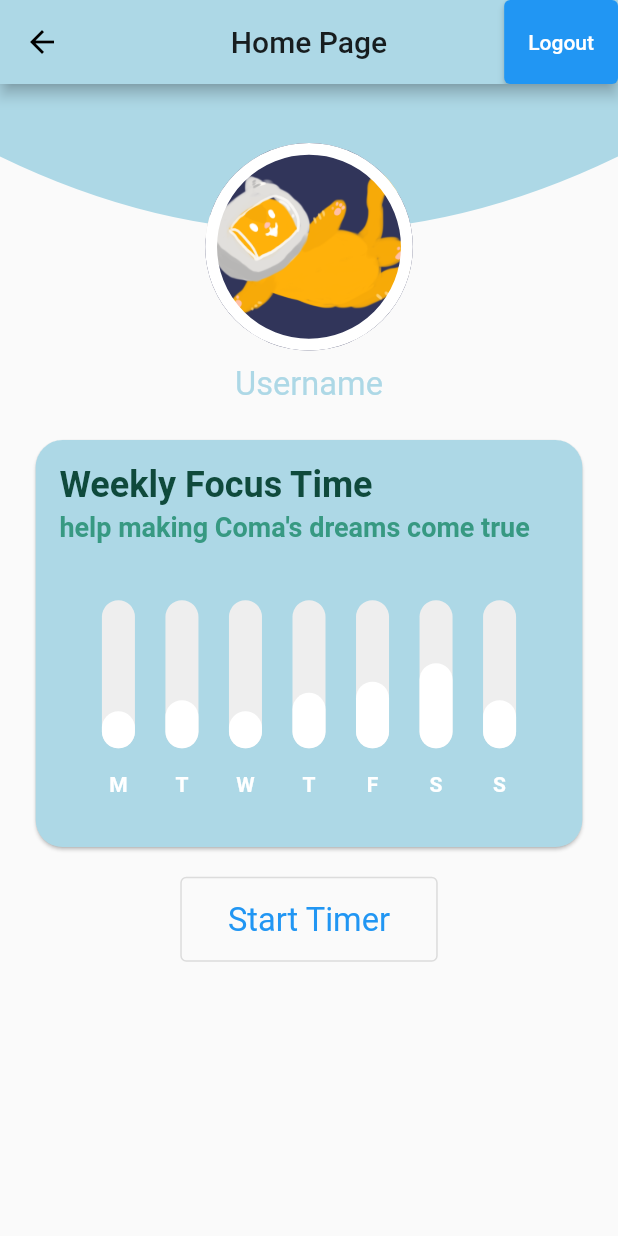
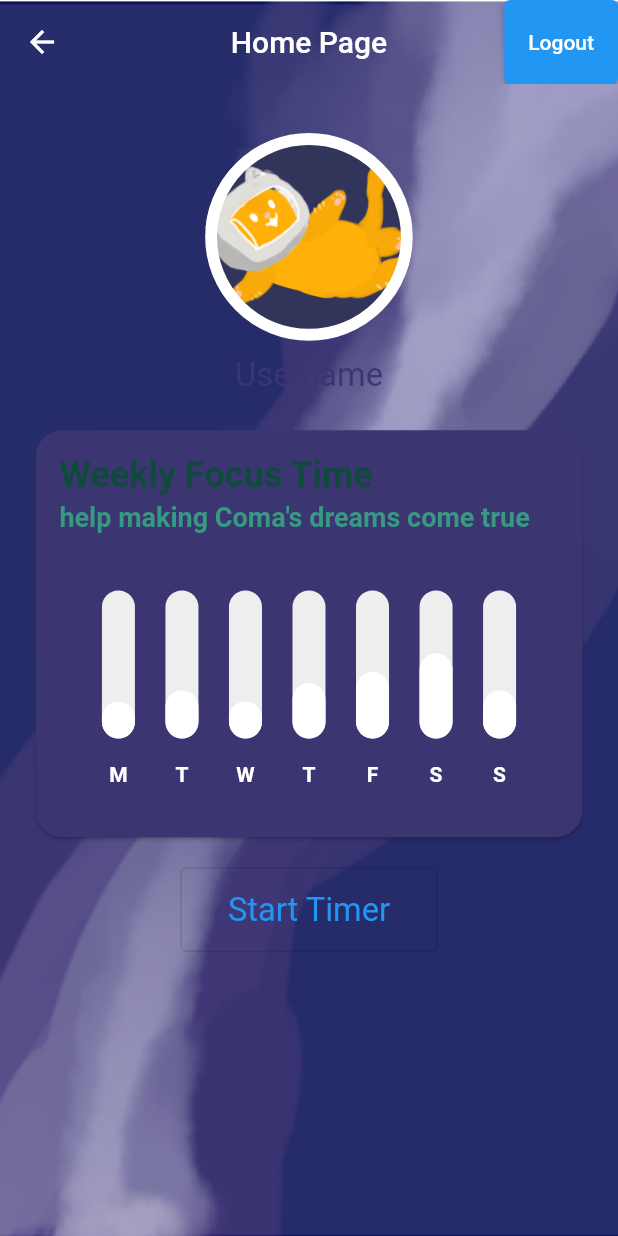
Before and after one commit to Pulpy-y/cosmocat, a Flutter app: the HomePage screen opened directly, on a phone screen of 412 x 824 dp. Run offline on Flutter 3.47's test engine with Material 2 defaults, Android fonts, the phone set to English and light mode, and no system bars; drawn by our look-alikes of fl_chart; our stand-ins replace firebase_auth, firebase_core; accounts and stored records are empty.

Commit message:
change backgound of homepage

```diff
--- a/lib/Signup/sign_up.dart
+++ b/lib/Signup/sign_up.dart
@@ -10,6 +10,7 @@ class SignUpScreen extends StatelessWidget {
       resizeToAvoidBottomInset: false, //fix pixel overflow
       appBar: AppBar(
         backgroundColor: Colors.transparent,
+        elevation: 0,
         title: Text("Sign Up", style: TextStyle(color: Colors.white)),
         centerTitle: true,
       ),
--- a/lib/constant.dart
+++ b/lib/constant.dart
@@ -1,6 +1,6 @@
 import 'package:flutter/material.dart';
 
-const primaryColor = Color.fromARGB(255, 173, 216, 230);
+const primaryColor = Color.fromARGB(255, 59, 53, 114);
 const String animal_profile_path = "assets/image/animal_profile/";
 const themePrimaryColor = Color.fromARGB(255, 80, 53, 169);
 const themeSecondaryColor = Color.fromARGB(255, 194, 188, 243);
--- a/lib/home/body.dart
+++ b/lib/home/body.dart
@@ -3,6 +3,7 @@ import 'package:cosmocat/time_setter/time_setter_page.dart';
 import 'package:flutter/cupertino.dart';
 import 'package:flutter/material.dart';
 import 'package:cosmocat/size_config.dart';
+import '../backgroud.dart';
 import 'chart.dart';
 
 class Body extends StatelessWidget {
@@ -10,14 +11,17 @@ class Body extends StatelessWidget {
   Widget build(BuildContext context) {
     double defaultSize = SizeConfig.defaultSize!;
 
-    return Column(
+    return Background(
+        child: Padding(
+            padding: EdgeInsets.only(top: defaultSize * 5),
+            child: Column(
               children: <Widget>[
                 Info(name: "Username", image: "assets/image/coma_as.png"),
                 Chart(),
                 OutlinedButton(
                   onPressed: () {
-            Navigator.push(
-                context, MaterialPageRoute(builder: (_) => TimeSetter()));
+                    Navigator.push(context,
+                        MaterialPageRoute(builder: (_) => TimeSetter()));
                   },
                   child: Padding(
                       padding: EdgeInsets.all(defaultSize * 1.6),
@@ -28,6 +32,6 @@ class Body extends StatelessWidget {
                   )),
                 )
               ],
-    );
+            )));
   }
 }
--- a/lib/home/home_page.dart
+++ b/lib/home/home_page.dart
@@ -11,15 +11,23 @@ class HomePage extends StatelessWidget {
   Widget build(BuildContext context) {
     SizeConfig().init(context);
     return Scaffold(
-      appBar: AppBar(
-        title: Text("Home Page"),
-        centerTitle: true,
-        actions: [ElevatedButton(child: Text('Logout'),onPressed: (){
-          auth.signOut();
-          Navigator.of(context).pushReplacement(MaterialPageRoute(builder: (context) => LoginScreen()));
-        },),],
-      ),
-      body: Body()
-    );
+        extendBodyBehindAppBar: true,
+        appBar: AppBar(
+          title: Text("Home Page"),
+          centerTitle: true,
+          backgroundColor: Colors.transparent,
+          elevation: 0,
+          actions: [
+            ElevatedButton(
+              child: Text('Logout'),
+              onPressed: () {
+                auth.signOut();
+                Navigator.of(context).pushReplacement(
+                    MaterialPageRoute(builder: (context) => LoginScreen()));
+              },
+            ),
+          ],
+        ),
+        body: Body());
   }
 }
--- a/lib/home/info.dart
+++ b/lib/home/info.dart
@@ -18,13 +18,6 @@ class Info extends StatelessWidget {
       height: defaultSize * 22, // 240
       child: Stack(
         children: <Widget>[
-          ClipPath(
-            clipper: CustomShape(),
-            child: Container(
-              height: defaultSize * 15, //150
-              color: primaryColor,
-            ),
-          ),
           Center(
             child: Column(
               mainAxisAlignment: MainAxisAlignment.end,
```
Lines whose indentation alone changed are shown as unchanged.
